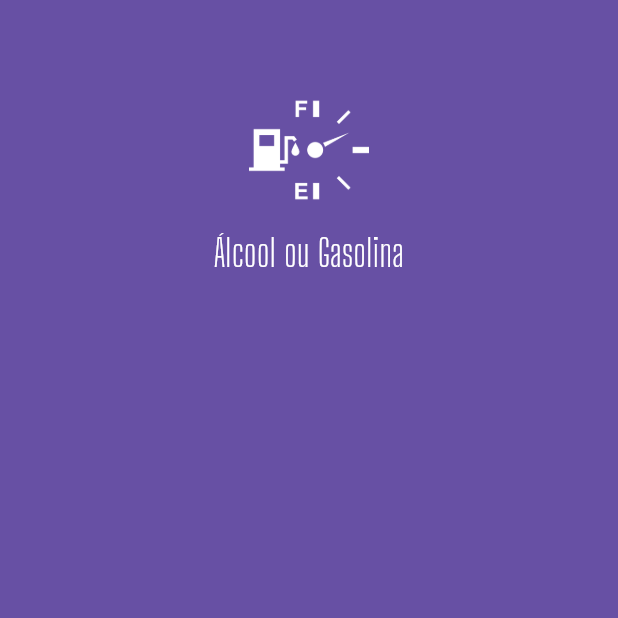
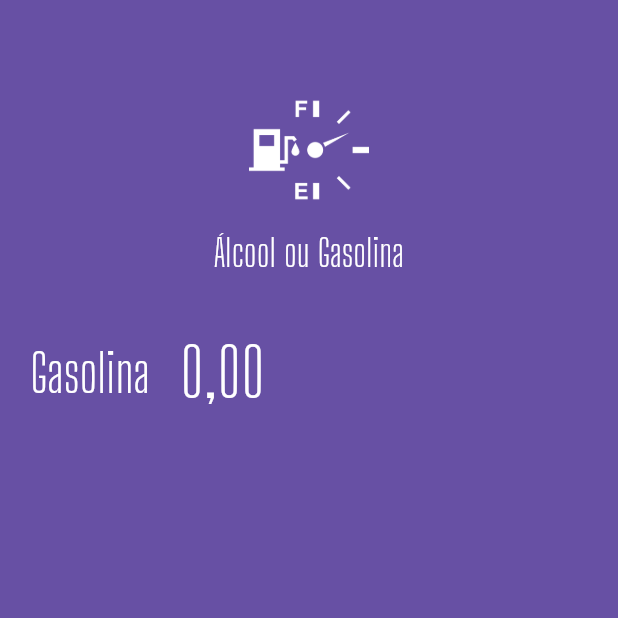
Before and after one commit to EduardTeixeira/flutter_aog, a Flutter app: the screen it shows after launch, on a phone screen of 412 x 824 dp, the top half of it. Run offline on Flutter 3.47's test engine with Material 3 defaults, Android fonts, the phone set to English and light mode, and no system bars; our stand-ins replace flutter_masked_text2.

Commit message:
criando o input

```diff
--- a/lib/main.dart
+++ b/lib/main.dart
@@ -1,5 +1,6 @@
 import 'package:flutter/material.dart';
 import 'package:flutter_aog/widgets/logo.widget.dart';
+import 'package:flutter_masked_text2/flutter_masked_text2.dart';
 
 void main() {
   runApp(const MyApp());
@@ -17,13 +18,15 @@ class MyApp extends StatelessWidget {
         primarySwatch: Colors.deepPurple,
         //useMaterial3: true,
       ),
-      home: const HomePage(),
+      home: HomePage(),
     );
   }
 }
 
 class HomePage extends StatelessWidget {
-  const HomePage({super.key});
+  HomePage({super.key});
+
+  final _gasCtrl = MoneyMaskedTextController();
 
   @override
   Widget build(BuildContext context) {
@@ -32,6 +35,39 @@ class HomePage extends StatelessWidget {
       body: ListView(
         children: <Widget>[
           Logo(),
+          Row(
+            children: <Widget>[
+              Container(
+                width: 100,
+                alignment: Alignment.centerRight,
+                child: Text(
+                  "Gasolina",
+                  style: TextStyle(
+                    color: Colors.white,
+                    fontSize: 35,
+                    fontFamily: "Big Shoulders Display",
+                  ),
+                ),
+              ),
+              SizedBox(
+                width: 20,
+              ),
+              Expanded(
+                child: TextFormField(
+                  controller: _gasCtrl,
+                  keyboardType: TextInputType.number,
+                  style: TextStyle(
+                    color: Colors.white,
+                    fontSize: 45,
+                    fontFamily: "Big Shoulders Display",
+                  ),
+                  decoration: InputDecoration(
+                    border: InputBorder.none,
+                  ),
+                ),
+              ),
+            ],
+          ),
         ],
       ),
     );
```
